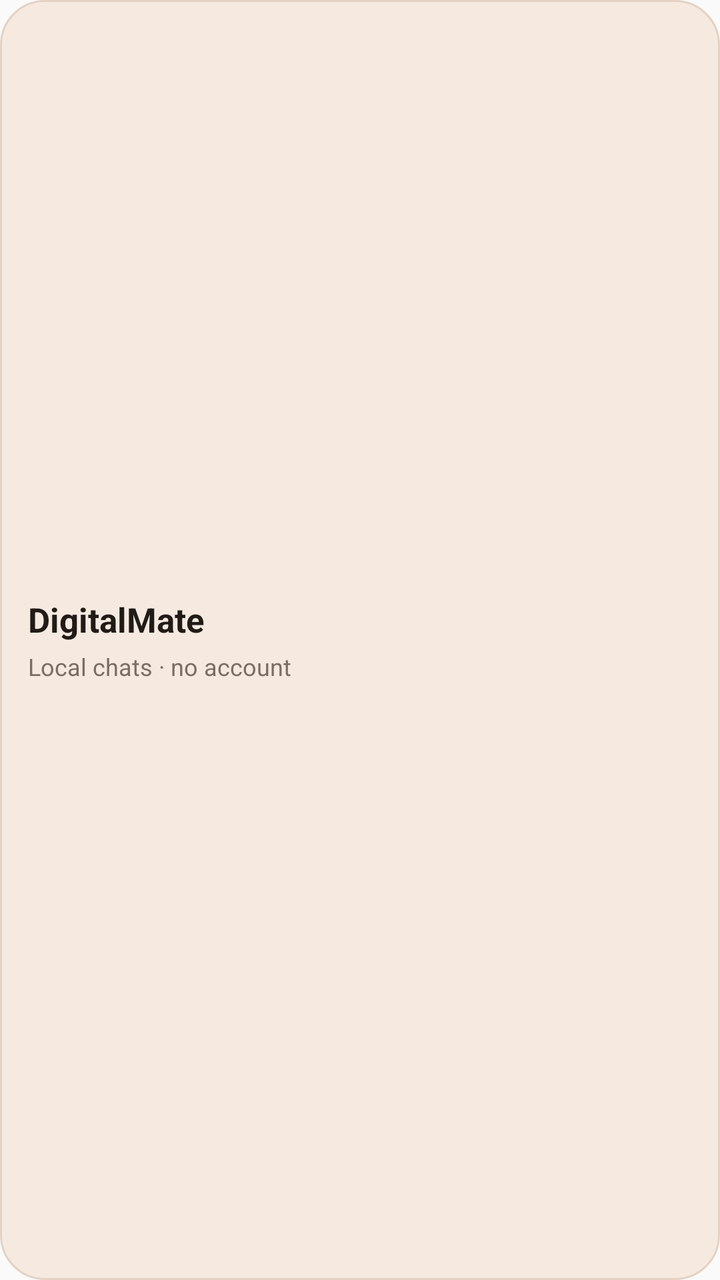
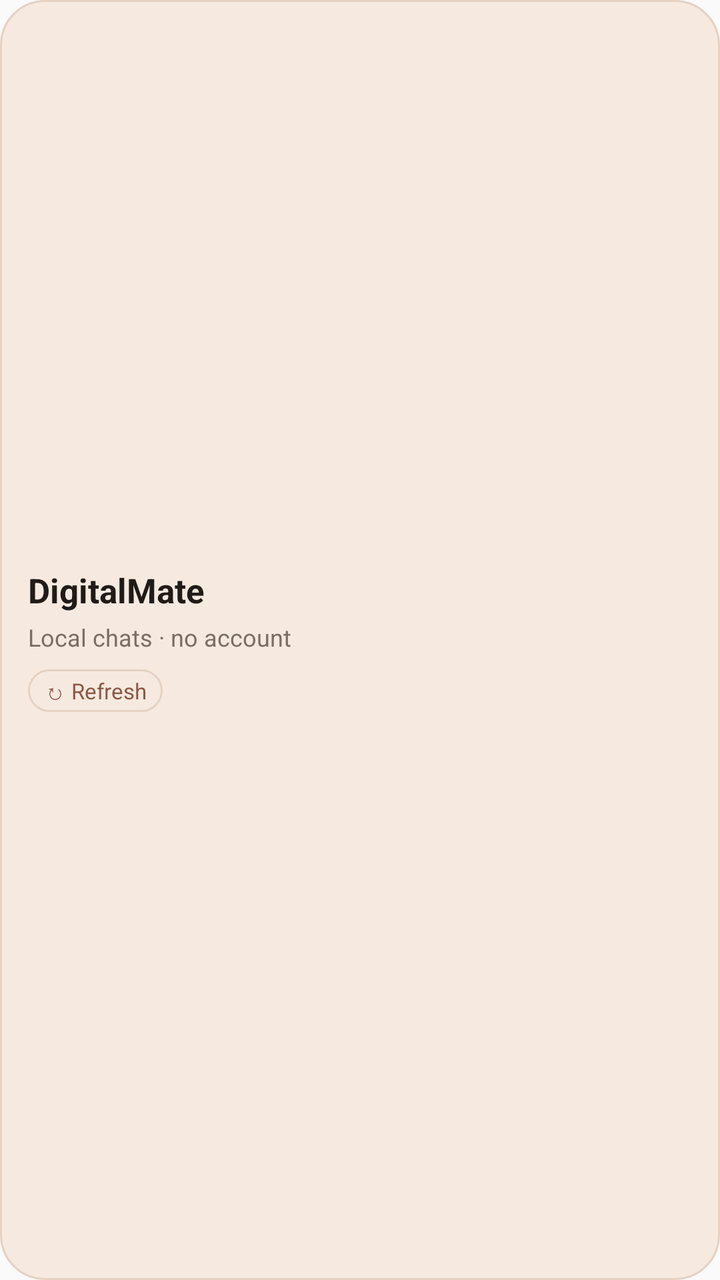

Two renders of the same Android screen: before a commit and after it. Below are the layout's source before the change and the commit's diff.
<!-- AndroidManifest.xml: application theme AppTheme -->
<!-- res/layout/widget_digitalmate.xml -->
<?xml version="1.0" encoding="utf-8"?>
<LinearLayout xmlns:android="http://schemas.android.com/apk/res/android"
    android:id="@+id/widget_root"
    android:layout_width="match_parent"
    android:layout_height="match_parent"
    android:orientation="vertical"
    android:gravity="center_vertical"
    android:padding="14dp"
    android:background="@drawable/widget_background">

    <TextView
        android:layout_width="wrap_content"
        android:layout_height="wrap_content"
        android:text="@string/widget_title"
        android:textColor="#211B17"
        android:textSize="17sp"
        android:textStyle="bold" />

    <TextView
        android:layout_width="wrap_content"
        android:layout_height="wrap_content"
        android:layout_marginTop="4dp"
        android:text="@string/widget_body"
        android:textColor="#7A6E64"
        android:textSize="12sp" />
</LinearLayout>
<!-- resources referenced by this layout -->
<resources>
  <!-- drawable widget_background (drawable) -->
  <?xml version="1.0" encoding="utf-8"?>
  <shape xmlns:android="http://schemas.android.com/apk/res/android" android:shape="rectangle">
      <solid android:color="#F6EAE0" />
      <corners android:radius="22dp" />
      <stroke android:width="1dp" android:color="#E4D2C4" />
  </shape>
  <string name="widget_body">Local chats · no account</string>
  <string name="widget_title">DigitalMate</string>
  <style name="AppTheme" parent="Theme.AppCompat.Light.DarkActionBar">
          
          <item name="colorPrimary">@color/colorPrimary</item>
          <item name="colorPrimaryDark">@color/colorPrimaryDark</item>
          <item name="colorAccent">@color/colorAccent</item>
      </style>
</resources>

<!-- the commit's change to res/layout/widget_digitalmate.xml (unified diff, before → after) -->
@@ -23,4 +23,18 @@
         android:text="@string/widget_body"
         android:textColor="#7A6E64"
         android:textSize="12sp" />
+
+    <TextView
+        android:id="@+id/widget_refresh"
+        android:layout_width="wrap_content"
+        android:layout_height="wrap_content"
+        android:layout_marginTop="8dp"
+        android:paddingStart="8dp"
+        android:paddingTop="3dp"
+        android:paddingEnd="8dp"
+        android:paddingBottom="3dp"
+        android:background="@drawable/widget_background"
+        android:text="@string/widget_refresh"
+        android:textColor="#8C5644"
+        android:textSize="11sp" />
 </LinearLayout>
<!-- resource entries referenced after the edit -->
@@ -8,6 +8,7 @@
       <stroke android:width="1dp" android:color="#E4D2C4" />
   </shape>
   <string name="widget_body">Local chats · no account</string>
+  <string name="widget_refresh">↻ Refresh</string>
   <string name="widget_title">DigitalMate</string>
   <style name="AppTheme" parent="Theme.AppCompat.Light.DarkActionBar">
           
